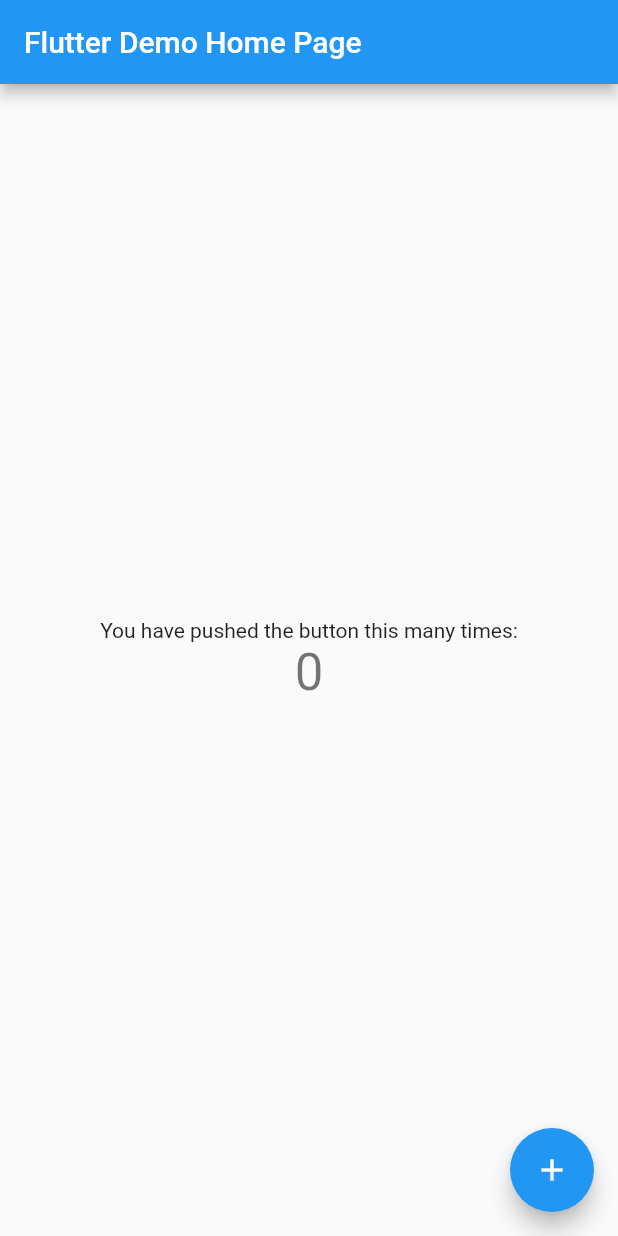
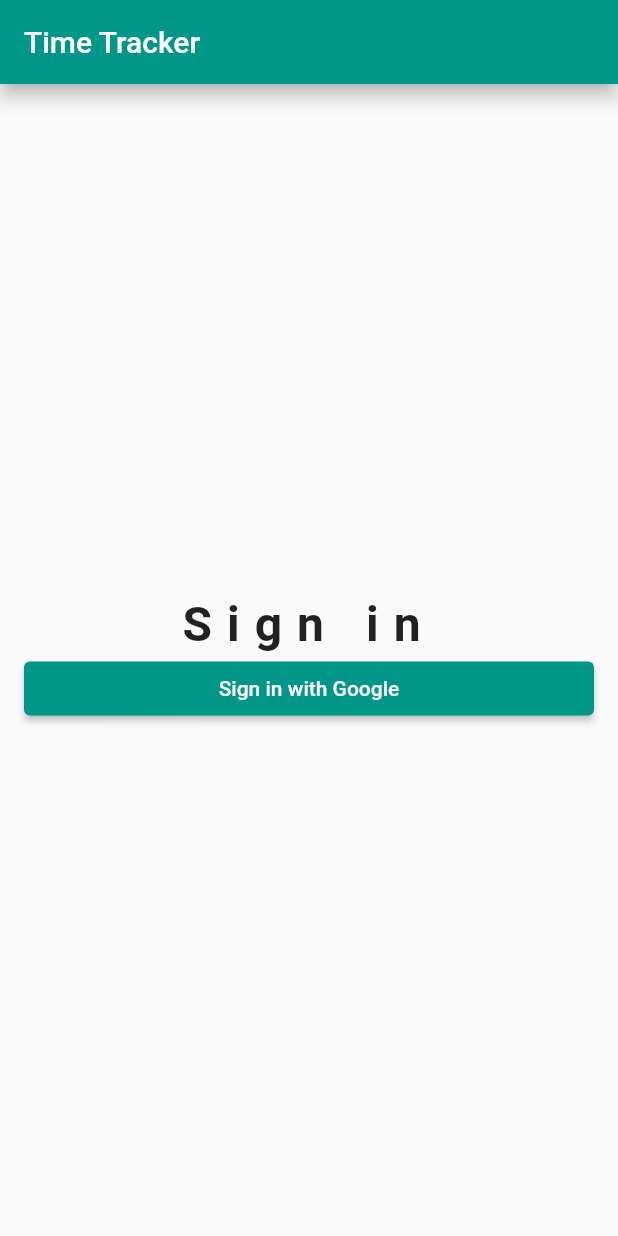
Before and after one commit to monirhelalee/time_tracker, a Flutter app: the screen it shows after launch, on a phone screen of 412 x 824 dp. Run offline on Flutter 3.47's test engine with Material 2 defaults, Android fonts, the light colour scheme and no system bars.

Commit message:
sign in with google button added

```diff
--- /dev/null
+++ b/lib/app/sign_in/sign_in_page.dart
@@ -0,0 +1,32 @@
+import 'package:flutter/material.dart';
+
+class SignInPage extends StatelessWidget {
+  @override
+  Widget build(BuildContext context) {
+    return Scaffold(
+      appBar: AppBar(
+        title: Text('Time Tracker'),
+        elevation: 5.0,
+      ),
+      //drawer: Drawer(),
+      body: _buildContent(),
+    );
+  }
+
+  Widget _buildContent() {
+    return Padding(
+      padding: const EdgeInsets.all(16.0),
+      child: Column(
+        mainAxisAlignment: MainAxisAlignment.center,
+        crossAxisAlignment: CrossAxisAlignment.stretch,
+        children: <Widget>[
+          Text('Sign in', textAlign: TextAlign.center,style: TextStyle(fontSize: 32, fontWeight: FontWeight.bold, letterSpacing:10),),
+          ElevatedButton(
+            child: Text('Sign in with Google'),
+            onPressed: (){},
+          )
+        ],
+      ),
+    );
+  }
+}
--- a/lib/main.dart
+++ b/lib/main.dart
@@ -1,65 +1,19 @@
 import 'package:flutter/material.dart';
+import 'package:time_tracker_fultter_course/app/sign_in/sign_in_page.dart';
 
 void main() {
   runApp(MyApp());
 }
 
 class MyApp extends StatelessWidget {
-  // This widget is the root of your application.
   @override
   Widget build(BuildContext context) {
     return MaterialApp(
-      title: 'Flutter Demo',
+      title: 'Time Tracker',
       theme: ThemeData(
-        primarySwatch: Colors.blue,
+        primarySwatch: Colors.teal,
       ),
-      home: MyHomePage(title: 'Flutter Demo Home Page'),
+      home: SignInPage(),
     );
   }
 }
-
-class MyHomePage extends StatefulWidget {
-  MyHomePage({Key key, this.title}) : super(key: key);
-  final String title;
-
-  @override
-  _MyHomePageState createState() => _MyHomePageState();
-}
-
-class _MyHomePageState extends State<MyHomePage> {
-  int _counter = 0;
-
-  void _incrementCounter() {
-    setState(() {
-      _counter++;
-    });
-  }
-
-  @override
-  Widget build(BuildContext context) {
-    return Scaffold(
-      appBar: AppBar(
-        title: Text(widget.title),
-      ),
-      body: Center(
-        child: Column(
-          mainAxisAlignment: MainAxisAlignment.center,
-          children: <Widget>[
-            Text(
-              'You have pushed the button this many times:',
-            ),
-            Text(
-              '$_counter',
-              style: Theme.of(context).textTheme.headline4,
-            ),
-          ],
-        ),
-      ),
-      floatingActionButton: FloatingActionButton(
-        onPressed: _incrementCounter,
-        tooltip: 'Increment',
-        child: Icon(Icons.add),
-      ), // This trailing comma makes auto-formatting nicer for build methods.
-    );
-  }
-}
```
